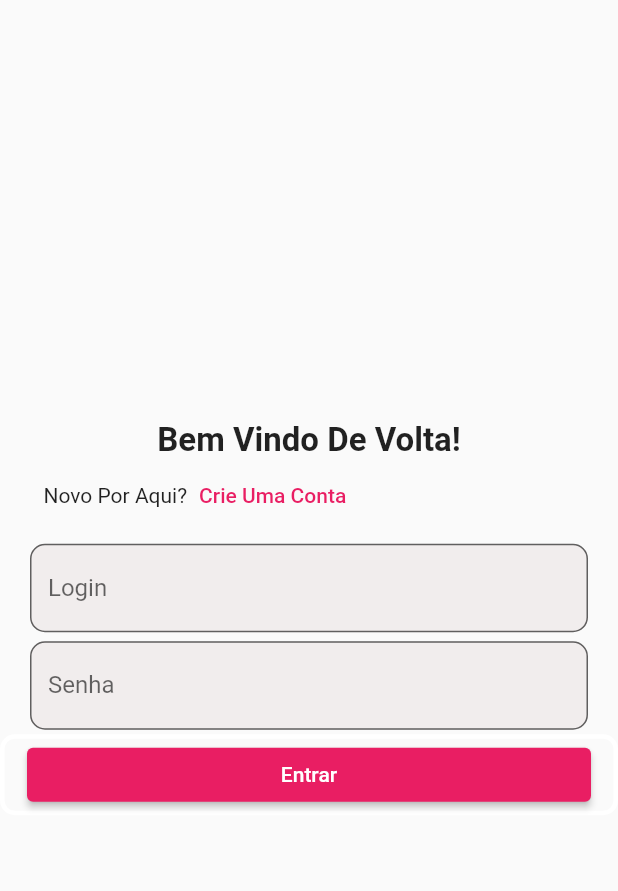
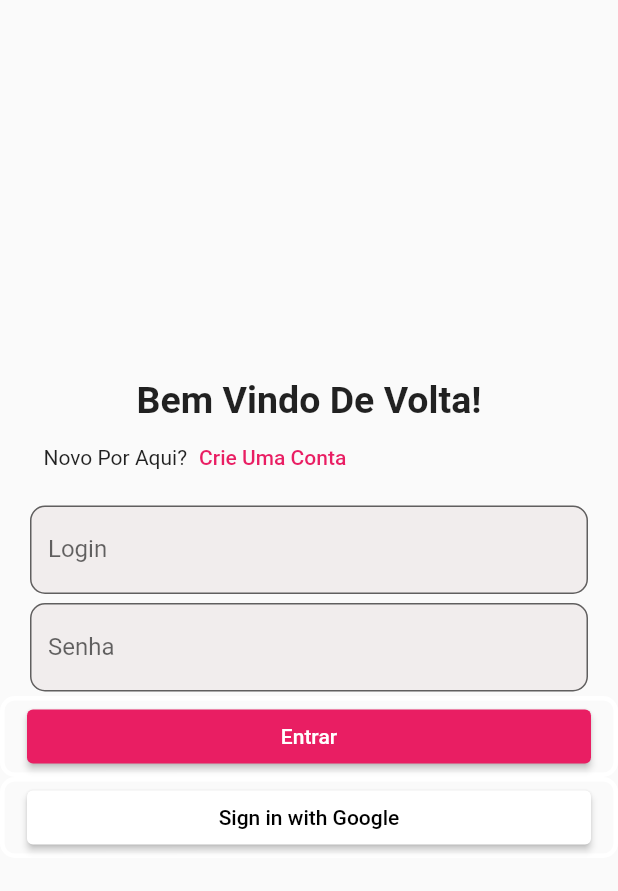
Before and after one commit to kaysophia05/login, a Flutter app: the screen it shows after launch, on a phone screen of 412 x 824 dp. Shown: the top 891 px of the screen. Run offline on Flutter 3.47's test engine with Material 2 defaults, Android fonts, the phone set to English and light mode, and no system bars.

Commit message:
add button

```diff
--- a/lib/login.dart
+++ b/lib/login.dart
@@ -15,11 +15,9 @@ class _loginScreenState extends State<loginScreen> {
         mainAxisAlignment: MainAxisAlignment.center,
         crossAxisAlignment: CrossAxisAlignment.stretch,
         children: [
-          const Text(
-            'Bem Vindo De Volta!',
-            textAlign: TextAlign.center,
-            style: TextStyle(fontSize: 22, fontWeight: FontWeight.bold),
-          ),
+          const Text('Bem Vindo De Volta!',
+              textAlign: TextAlign.center,
+              style: TextStyle(fontSize: 25, fontWeight: FontWeight.bold)),
           Padding(
             padding: const EdgeInsets.symmetric(horizontal: 29),
             child: Row(
@@ -43,6 +41,7 @@ class _loginScreenState extends State<loginScreen> {
             child: TextField(
               decoration: InputDecoration(
                 labelText: 'Login',
+                hintText: 'Digite seu e-mail',
                 border: OutlineInputBorder(
                   borderRadius: BorderRadius.all(Radius.circular(10)),
                 ),
@@ -56,6 +55,7 @@ class _loginScreenState extends State<loginScreen> {
             child: TextField(
               decoration: InputDecoration(
                 labelText: 'Senha',
+                hintText: 'Digite sua senha',
                 border: OutlineInputBorder(
                   borderRadius: BorderRadius.all(Radius.circular(10)),
                 ),
@@ -78,6 +78,28 @@ class _loginScreenState extends State<loginScreen> {
               child: const Text('Entrar'),
             ),
           ),
+          Container(
+            padding: const EdgeInsets.symmetric(horizontal: 15),
+            decoration: BoxDecoration(
+              border: Border.all(
+                color: Colors.white,
+                width: 3,
+              ),
+              borderRadius: BorderRadius.circular(10),
+            ),
+            child: ElevatedButton(
+              onPressed: () {},
+              style: ElevatedButton.styleFrom(
+                backgroundColor: Colors.white,
+              ),
+              child: const Text(
+                'Sign in with Google',
+                style: TextStyle(
+                  color: Colors.black,
+                ),
+              ),
+            ),
+          ),
         ],
       ),
     );
```
